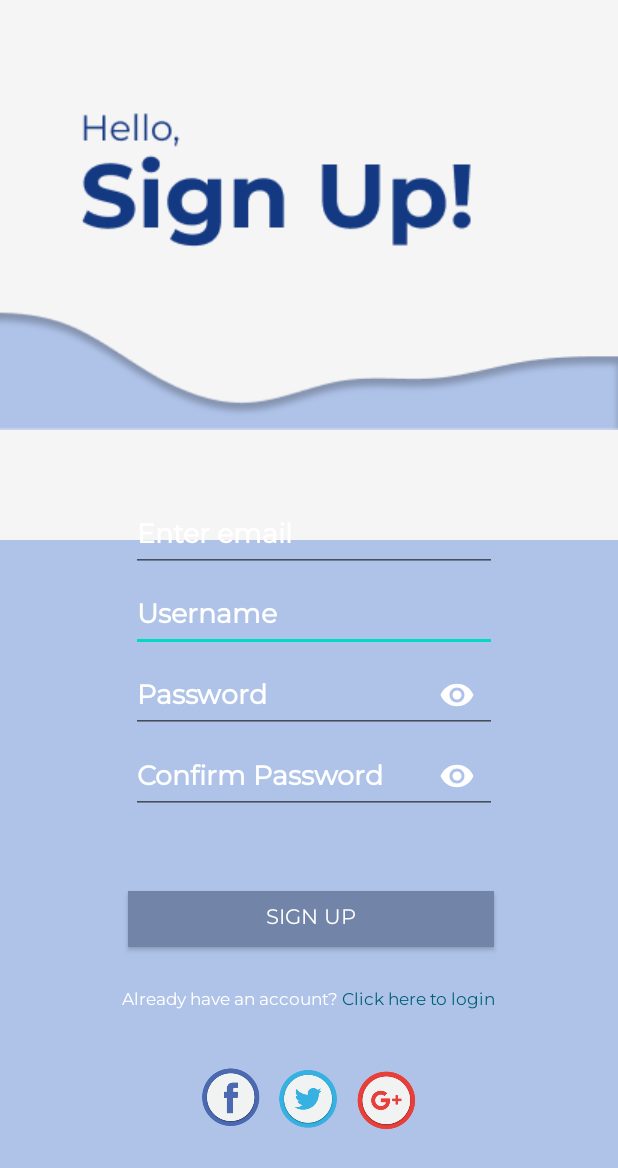
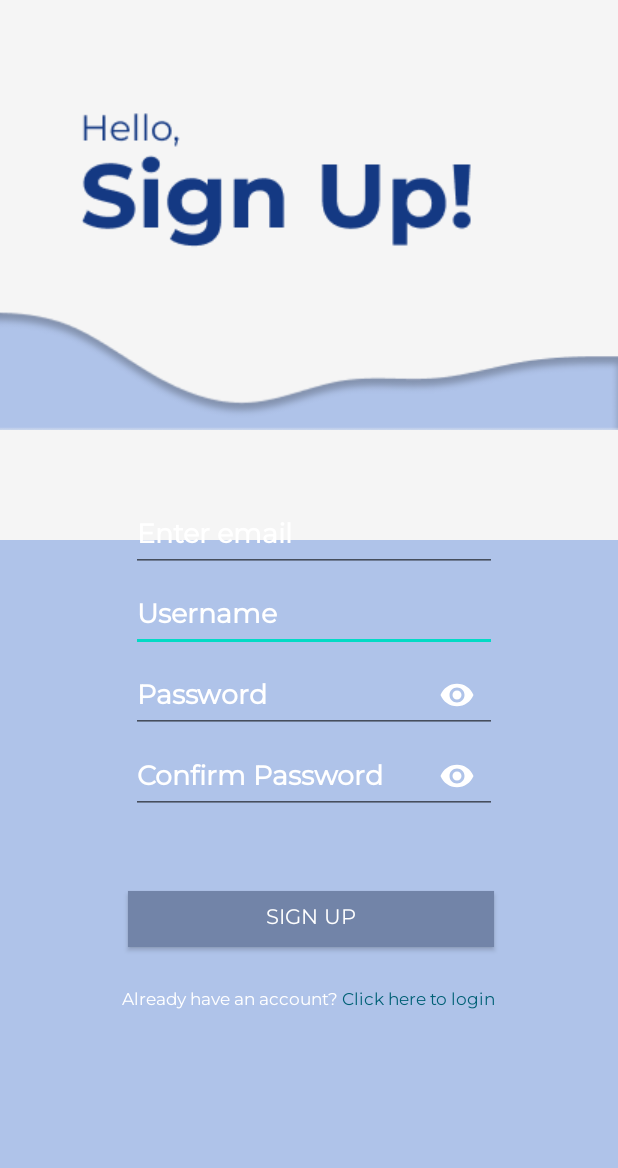
Before and after one commit to JomDobi/JomDobi, an Android app: the layout activity_signup.xml on its own in the app's theme, with its tools: preview values and no code run, on a phone screen of 412 x 824 dp. Shown: the top 1168 px of the screen. Run offline under Robolectric (Android 15) with nearby library versions, the phone set to English and light mode, and no system bars.

Commit message:
second commit

```diff
--- a/app/src/main/res/layout/activity_signup.xml
+++ b/app/src/main/res/layout/activity_signup.xml
@@ -162,48 +162,6 @@
         app:layout_constraintTop_toTopOf="parent"
         app:layout_constraintVertical_bias="0.816" />
 
-    <Button
-        android:id="@+id/twitter"
-        android:layout_width="42dp"
-        android:layout_height="42dp"
-        android:background="@android:color/transparent"
-        android:foreground="@drawable/twitter"
-        app:layout_constraintBottom_toBottomOf="parent"
-        app:layout_constraintEnd_toEndOf="parent"
-        app:layout_constraintHorizontal_bias="0.498"
-        app:layout_constraintStart_toStartOf="parent"
-        app:layout_constraintTop_toBottomOf="@+id/register_btn"
-        app:layout_constraintVertical_bias="0.531" />
-
-    <Button
-        android:id="@+id/facebook"
-        android:layout_width="40dp"
-        android:layout_height="40dp"
-        android:background="@android:color/transparent"
-        android:foreground="@drawable/fb"
-        app:layout_constraintBottom_toBottomOf="parent"
-        app:layout_constraintEnd_toEndOf="parent"
-        app:layout_constraintHorizontal_bias="0.358"
-        app:layout_constraintStart_toStartOf="parent"
-        app:layout_constraintTop_toBottomOf="@+id/register_btn"
-        app:layout_constraintVertical_bias="0.523" />
-
-    <Button
-        android:id="@+id/google"
-        android:layout_width="40dp"
-        android:layout_height="40dp"
-        android:layout_marginStart="5dp"
-        android:layout_marginLeft="5dp"
-        android:layout_marginTop="3dp"
-        android:background="@android:color/transparent"
-        android:foreground="@drawable/google"
-        app:layout_constraintBottom_toBottomOf="parent"
-        app:layout_constraintEnd_toEndOf="parent"
-        app:layout_constraintHorizontal_bias="0.633"
-        app:layout_constraintStart_toStartOf="parent"
-        app:layout_constraintTop_toBottomOf="@+id/register_btn"
-        app:layout_constraintVertical_bias="0.527" />
-
     <ImageView
         android:id="@+id/show_pass"
         android:layout_width="wrap_content"
```
